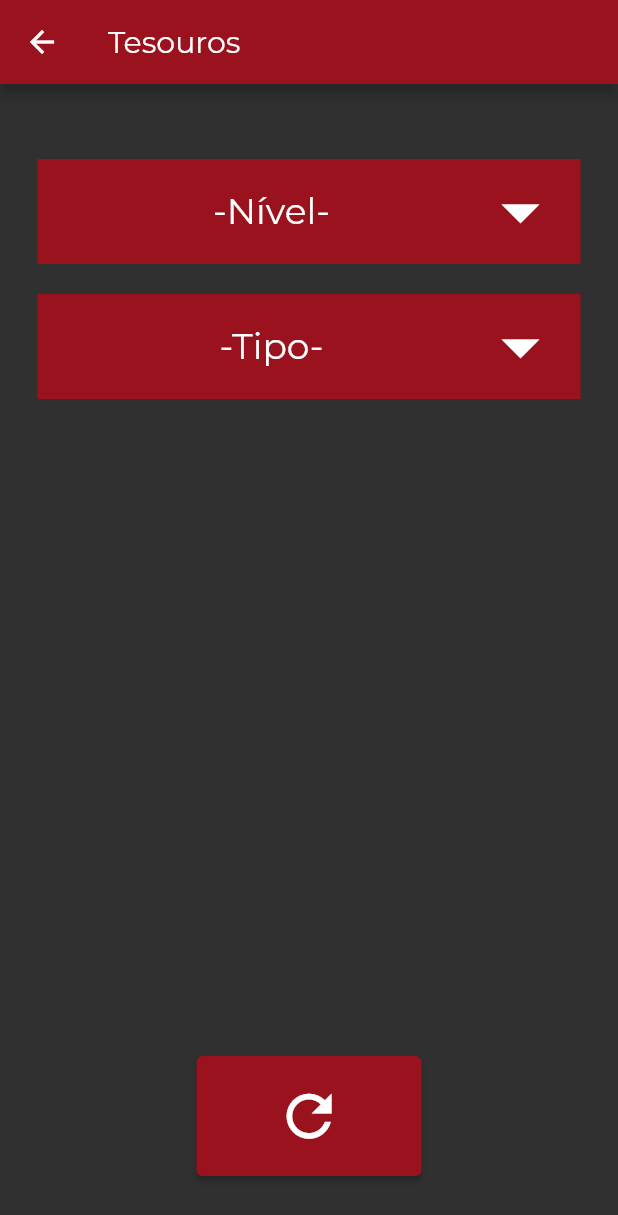
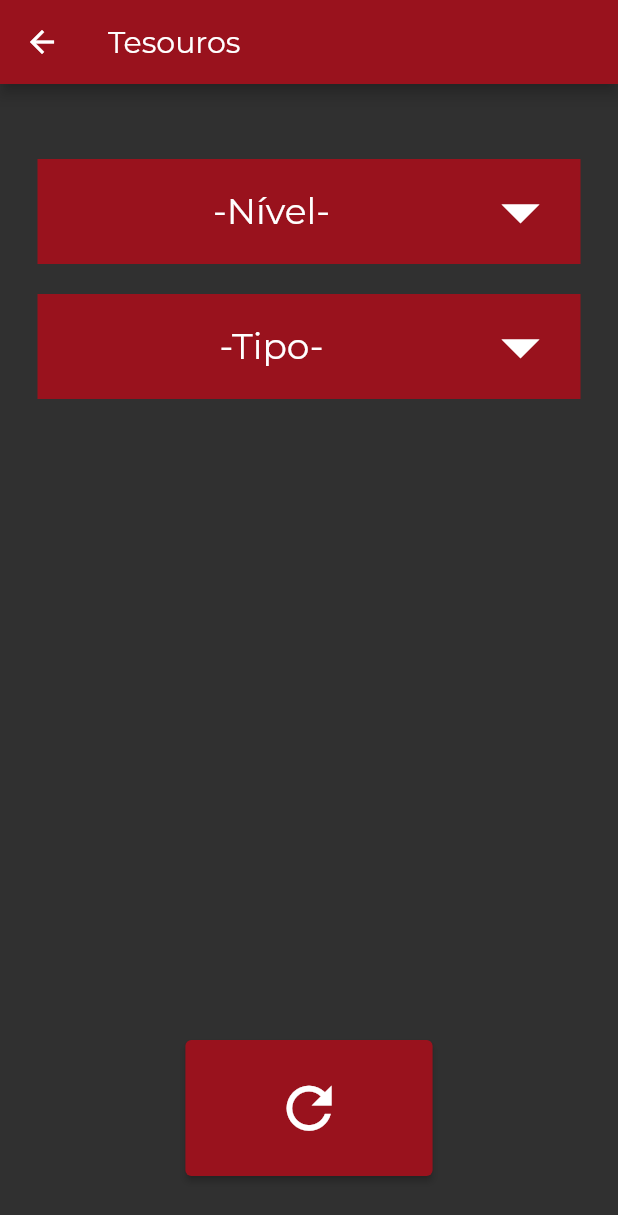
Before and after one commit to GabrielTorresTakahashi/RPGEnhancer, a Flutter app: the screen it shows after launch, after a tap on "Tesouros", on a phone screen of 412 x 824 dp. Shown: the top 1215 px of the screen. Run offline on Flutter 3.47's test engine with Material 2 defaults, Android fonts, the light colour scheme and no system bars; our stand-ins replace font_awesome_flutter.

Commit message:
Added Variants

```diff
--- a/enhancer/lib/models/currency.dart
+++ b/enhancer/lib/models/currency.dart
@@ -368,7 +368,7 @@ class Currency extends StatelessWidget {
                 size: 45, color: Colors.amber),
             title: Text(
               totalObjects,
-              style: lootText,
+              style: listTileText,
             ),
             subtitle: Text(
               totalCoins,
@@ -569,7 +569,7 @@ class Currency extends StatelessWidget {
         ),
       );
     } else {
-      return Container();
+      return const ListTile();
     }
   }
 }
--- a/enhancer/lib/models/refresh_button.dart
+++ b/enhancer/lib/models/refresh_button.dart
@@ -2,14 +2,21 @@ import 'package:flutter/material.dart';
 
 class RefreshButton extends StatelessWidget {
   final Function setState;
-  const RefreshButton({Key? key, required this.setState}) : super(key: key);
+  final double marginTop;
+  final double marginBottom;
+  const RefreshButton(
+      {Key? key,
+      required this.setState,
+      this.marginTop = 0,
+      this.marginBottom = 40})
+      : super(key: key);
 
   @override
   Widget build(BuildContext context) {
     return Container(
-      margin: const EdgeInsets.only(bottom: 40),
-      height: 80,
-      width: 150,
+      margin: EdgeInsets.only(bottom: marginBottom, top: marginTop),
+      height: MediaQuery.of(context).size.height * 0.11,
+      width: MediaQuery.of(context).size.width * 0.4,
       child: ElevatedButton(
           onPressed: () {
             setState(() {});
--- a/enhancer/lib/screens/home.dart
+++ b/enhancer/lib/screens/home.dart
@@ -1,8 +1,10 @@
 import 'package:enhancer/screens/dice.dart';
+import 'package:enhancer/screens/home2.dart';
 import 'package:enhancer/screens/names.dart';
 import 'package:enhancer/settings/color_settings.dart';
 import 'package:enhancer/settings/text_style.dart';
 import 'package:flutter/material.dart';
+import 'package:font_awesome_flutter/font_awesome_flutter.dart';
 
 import 'loot.dart';
 
@@ -26,9 +28,10 @@ class HomeScreen extends StatelessWidget {
         child: Column(
           children: const [
             AppTitle(),
-            MenuNavigationButton(LootScreen(), "Tesouros"),
-            MenuNavigationButton(NameScreen(), "Nomes"),
-            MenuNavigationButton(DiceScreen(), "Dados"),
+            MenuNavigationButton(icon: FontAwesomeIcons.coins ,path: LootScreen(), buttonTitle: "Tesouros"),
+            MenuNavigationButton(icon: FontAwesomeIcons.person ,path: NameScreen(), buttonTitle: "Nomes"),
+            MenuNavigationButton(icon: FontAwesomeIcons.diceD20 ,path: DiceScreen(), buttonTitle: "Dados"),
+            MenuNavigationButton(icon: FontAwesomeIcons.circleQuestion ,path: Home2Screen(), buttonTitle: "Diversos"),
             Text(
               "\nCopyright 2022\nGabriel Torres Takahashi\n",
               textAlign: TextAlign.center,
@@ -66,14 +69,15 @@ class AppTitle extends StatelessWidget {
 class MenuNavigationButton extends StatelessWidget {
   final String buttonTitle;
   final Widget? path;
-  const MenuNavigationButton(this.path, this.buttonTitle, {Key? key})
+  final IconData? icon;
+  const MenuNavigationButton({this.icon, this.path, this.buttonTitle = '',Key? key})
       : super(key: key);
 
   @override
   Widget build(BuildContext context) {
     return Container(
-      width: 300,
-      height: 65,
+      width: MediaQuery.of(context).size.width * 0.8,
+      height: MediaQuery.of(context).size.height * 0.085,
       margin: const EdgeInsets.only(top: 10, bottom: 10),
       child: ElevatedButton(
         onPressed: (() {
@@ -81,12 +85,15 @@ class MenuNavigationButton extends StatelessWidget {
               context, MaterialPageRoute(builder: (context) => path!));
         }),
         style: menuNavigationButton,
-        child: Padding(
-          padding: const EdgeInsets.all(10),
-          child: Text(
-            buttonTitle,
-            style: homeButtonText,
-          ),
+        child: Row(
+          mainAxisAlignment: MainAxisAlignment.center,
+          children: [
+            Icon(icon),
+            Text(
+              buttonTitle,
+              style: homeButtonText,
+            ),
+          ],
         ),
       ),
     );
--- a/enhancer/lib/screens/loot.dart
+++ b/enhancer/lib/screens/loot.dart
@@ -10,12 +10,7 @@ class LootScreen extends StatelessWidget {
   Widget build(BuildContext context) {
     return Scaffold(
       backgroundColor: Theme.of(context).colorScheme.background,
-      appBar: AppBar(
-        title: Text(
-          "Tesouros",
-          style: appBarText,
-        ),
-      ),
+      appBar: AppBar(titleTextStyle: appBarText, title: const Text("Tesouros")),
       body: const TreasureLevel(),
     );
   }
@@ -76,8 +71,7 @@ class _TreasureLevelState extends State<TreasureLevel> {
           ),
         ),
         Container(
-          margin:
-              const EdgeInsets.only(left: 25, right: 25),
+          margin: const EdgeInsets.only(left: 25, right: 25),
           padding: const EdgeInsets.only(left: 20, right: 10),
           height: 70,
           width: double.maxFinite,
@@ -91,8 +85,7 @@ class _TreasureLevelState extends State<TreasureLevel> {
             underline: Container(),
             style: dropdownText,
             value: currentValue2,
-            items:
-                <String>['-Tipo-', 'Individual', 'Pilha'].map((value) {
+            items: <String>['-Tipo-', 'Individual', 'Pilha'].map((value) {
               return DropdownMenuItem(
                 value: value,
                 alignment: Alignment.center,
--- a/enhancer/lib/settings/text_style.dart
+++ b/enhancer/lib/settings/text_style.dart
@@ -16,7 +16,7 @@ TextStyle dropdownText = const TextStyle()
 TextStyle checkboxText = const TextStyle()
     .copyWith(color: colorSettings.colorScheme.onPrimary, fontSize: 18, fontFamily: 'Montserrat');
 
-TextStyle lootText = const TextStyle()
+TextStyle listTileText = const TextStyle()
     .copyWith(color: colorSettings.colorScheme.onPrimary, fontSize: 18, fontFamily: 'Montserrat');
 
 TextStyle lootText2 = const TextStyle()
```
Also changed, not shown: enhancer/lib/models/name_generator.dart (+10 -5 lines), enhancer/lib/screens/dice.dart (+20 -10 lines), enhancer/lib/screens/home2.dart (added, +36 -0 lines), enhancer/lib/screens/weather.dart (added, +136 -0 lines).
